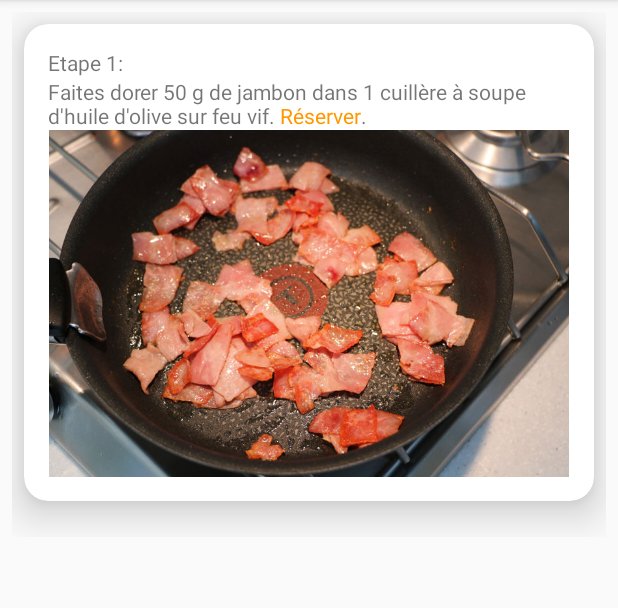
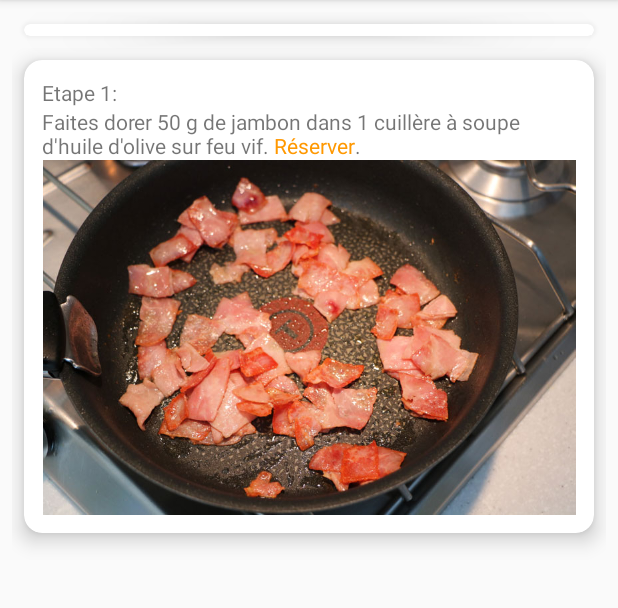
Before and after one commit to Sriki13/Jenkins, an Android app: the screen it shows after launch (MainActivity), on a phone screen of 412 x 824 dp, the part 84-692 px from its top. Run offline under Robolectric (Android 15) with nearby library versions, the phone set to English and light mode, and no system bars; plain views replace ExpandableCardView; 1 statement that could not run was skipped.

Commit message:
CardViewCeption + Adaptationner

```diff
--- a/app/src/main/java/unice/ihm/jenkins/recipe/RecipeFragment.java
+++ b/app/src/main/java/unice/ihm/jenkins/recipe/RecipeFragment.java
@@ -30,10 +30,10 @@ public class RecipeFragment extends Fragment {
         pagerAdapter = new StepPagerAdapter(recipe, getActivity().getSupportFragmentManager());
         pager = root.findViewById(R.id.step_pager);
         pager.setAdapter(pagerAdapter);
-        ArrayAdapter<Ingredient> arrayAdapter = new ArrayAdapter<>(this.getContext(), android.R.layout.simple_list_item_1, recipe.getIngredients());
+        IngredientAdapter ingredientAdapter = new IngredientAdapter(this.getContext(), recipe.getIngredients());
         ListView listView = root.findViewById(R.id.ingredientList);
 
-        listView.setAdapter(arrayAdapter);
+        listView.setAdapter(ingredientAdapter);
 
         FloatingActionButton next = root.findViewById(R.id.next_button);
         next.setOnClickListener(new View.OnClickListener() {
--- a/app/src/main/res/layout/follow_main.xml
+++ b/app/src/main/res/layout/follow_main.xml
@@ -1,6 +1,7 @@
 <?xml version="1.0" encoding="utf-8"?>
 <android.support.constraint.ConstraintLayout xmlns:android="http://schemas.android.com/apk/res/android"
     xmlns:app="http://schemas.android.com/apk/res-auto"
+    xmlns:tools="http://schemas.android.com/tools"
     android:id="@+id/main_wrapper"
     android:layout_width="match_parent"
     android:layout_height="match_parent">
@@ -24,13 +25,23 @@
             android:layout_height="wrap_content"
             android:orientation="vertical" >
 
+            <android.support.v7.widget.CardView
+                android:layout_width="match_parent"
+                android:layout_height="match_parent"
+                android:layout_margin="8dp"
+                app:cardBackgroundColor="@color/cardview_light_background"
+                app:cardCornerRadius="12dp"
+                app:cardElevation="8dp"
+                app:contentPadding="4dp">
+
                 <com.alespero.expandablecardview.ExpandableCardView
                     android:id="@+id/profile"
                     android:layout_width="wrap_content"
                     android:layout_height="wrap_content"
                     app:expandOnClick="true"
                     app:inner_view="@layout/ingredient_list"
-                app:title="Ingredients"/>
+                    app:title="Ingredients" />
+            </android.support.v7.widget.CardView>
 
             <android.support.v4.view.ViewPager
                 android:id="@+id/step_pager"
--- a/app/src/main/res/layout/follow_step.xml
+++ b/app/src/main/res/layout/follow_step.xml
@@ -12,9 +12,9 @@
         android:layout_height="wrap_content"
         android:layout_margin="8dp"
         app:cardBackgroundColor="@color/cardview_light_background"
-        app:cardCornerRadius="@dimen/activity_horizontal_margin"
-        app:cardElevation="@dimen/activity_vertical_margin"
-        app:contentPadding="@dimen/activity_vertical_margin">
+        app:cardCornerRadius="12dp"
+        app:cardElevation="8dp"
+        app:contentPadding="12dp">
 
         <LinearLayout
             android:layout_width="match_parent"
```
Also changed, not shown: app/src/main/java/unice/ihm/jenkins/entities/Ingredient.java (+18 -0 lines), app/src/main/java/unice/ihm/jenkins/recipe/IngredientAdapter.java (added, +53 -0 lines), app/src/main/res/layout/ingredient_list.xml (+4 -3 lines), app/src/main/res/layout/ingredient_row.xml (added, +29 -0 lines), 2 other files. Lines whose indentation alone changed are shown as unchanged.
